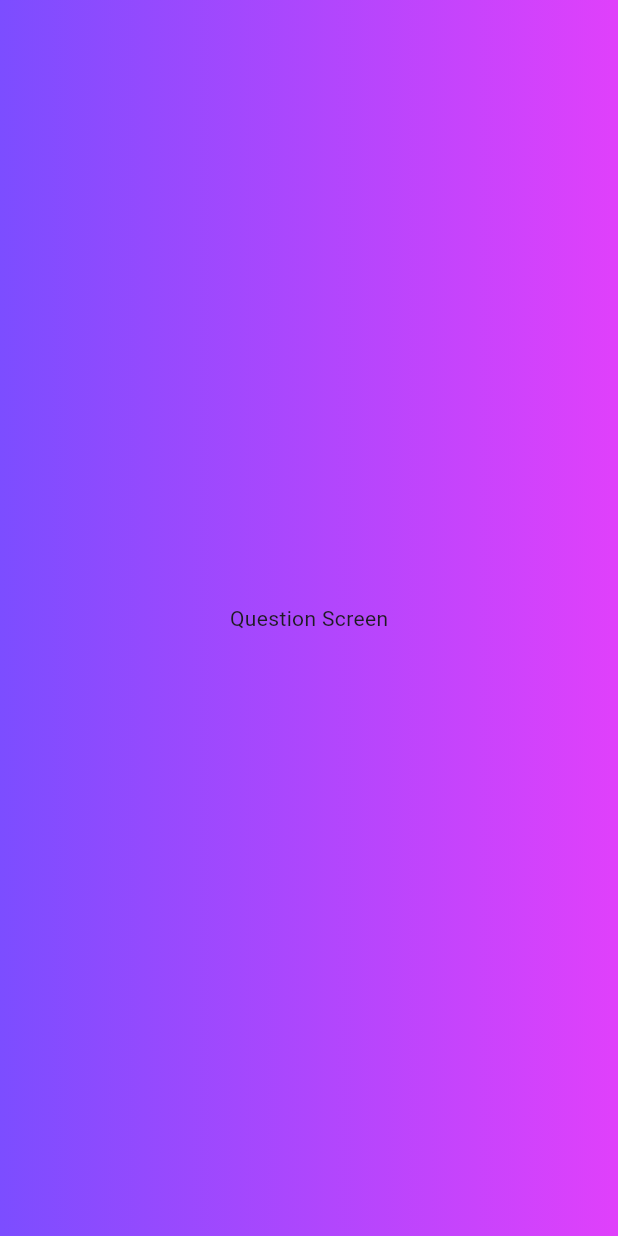
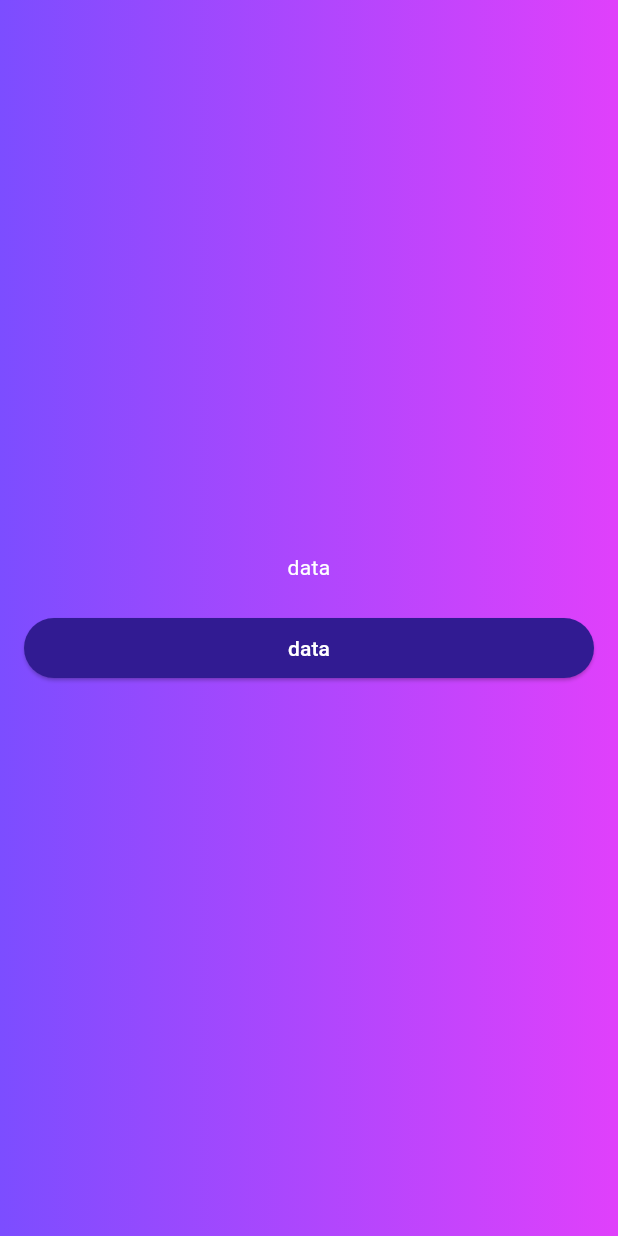
Before and after one commit to a7madDelea/Quiz, a Flutter app: the screen it shows after launch, after a tap on "Start Quiz", on a phone screen of 412 x 824 dp. Run offline on Flutter 3.47's test engine with Material 3 defaults, Android fonts, the phone set to English and light mode, and no system bars.

Commit message:
Question Screen Create question screen UI & create answer button widget

```diff
--- /dev/null
+++ b/lib/answer_button.dart
@@ -0,0 +1,22 @@
+import 'package:flutter/material.dart';
+
+class AnswerButton extends StatelessWidget {
+  const AnswerButton({
+    super.key,
+  });
+
+  @override
+  Widget build(BuildContext context) {
+    return ElevatedButton(
+      style: ElevatedButton.styleFrom(
+        backgroundColor: Colors.deepPurple[900],
+        foregroundColor: Colors.white,
+      ),
+      onPressed: () {},
+      child: const Text(
+        'data',
+        textAlign: TextAlign.center,
+      ),
+    );
+  }
+}
--- a/lib/question.dart
+++ b/lib/question.dart
@@ -1,4 +1,6 @@
 import 'package:flutter/material.dart';
+
+import 'answer_button.dart';
 
 class Question extends StatefulWidget {
   const Question({super.key});
@@ -10,8 +12,23 @@ class Question extends StatefulWidget {
 class _QuestionState extends State<Question> {
   @override
   Widget build(BuildContext context) {
-    return const Center(
-      child: Text('Question Screen'),
+    return Center(
+      child: Container(
+        margin: const EdgeInsets.all(16),
+        child: const Column(
+          mainAxisSize: MainAxisSize.min,
+          crossAxisAlignment: CrossAxisAlignment.stretch,
+          children: [
+            Text(
+              'data',
+              textAlign: TextAlign.center,
+              style: TextStyle(color: Colors.white),
+            ),
+            SizedBox(height: 20),
+            AnswerButton(),
+          ],
+        ),
+      ),
     );
   }
 }
```
